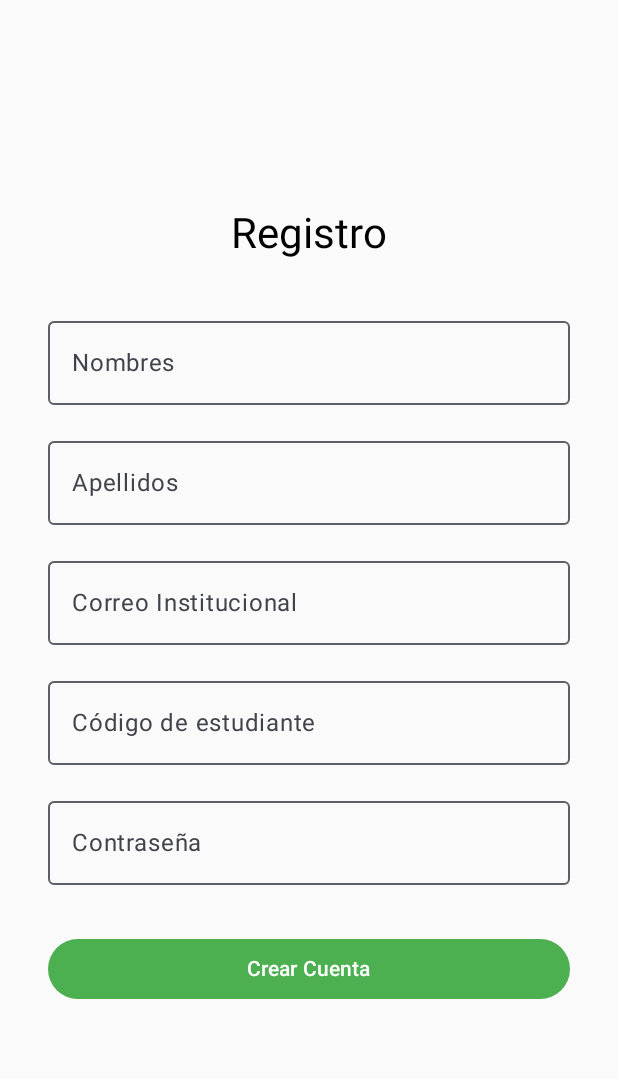
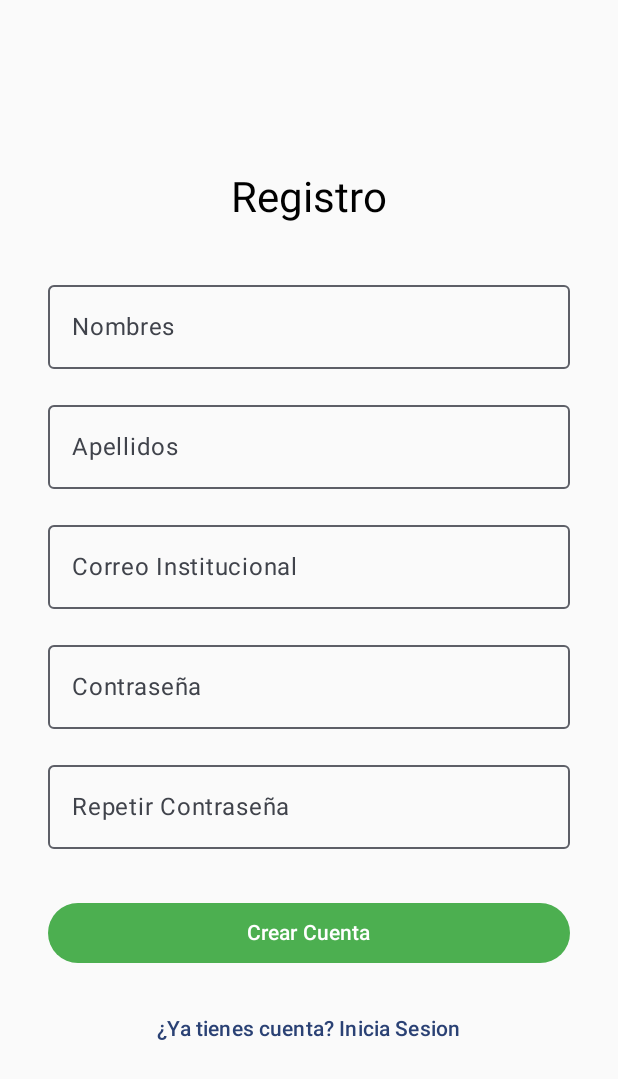
Before and after one commit to PabloGC1908/stress-predict, an Android app built with Jetpack Compose: the screen it shows after launch (MainActivity), after a tap on "¿No tienes cuenta? Regístrate", on a phone screen of 412 x 824 dp. Shown: the top 1079 px of the screen. Run offline under Robolectric (Android 15) with nearby library versions, the phone set to English and light mode, and no system bars.

Commit message:
Corrigiendo las interfaces de login y registro

```diff
--- a/Frontend/app/src/main/java/com/pgc/stresspredict/MainActivity.kt
+++ b/Frontend/app/src/main/java/com/pgc/stresspredict/MainActivity.kt
@@ -26,7 +26,8 @@ class MainActivity : ComponentActivity() {
                         onLoginSuccess = { /* Lógica después de login exitoso */ }
                     )
                     Screen.Register -> RegistrationScreen(
-                        onRegisterSuccess = { /* Lógica después de registro exitoso */ }
+                        onRegisterSuccess = { /* Lógica después de registro exitoso */ },
+                        onNavigateToLogin = {currentScreen = Screen.Login},
                     )
                 }
             }
--- a/Frontend/app/src/main/java/com/pgc/stresspredict/ui/LoginScreen.kt
+++ b/Frontend/app/src/main/java/com/pgc/stresspredict/ui/LoginScreen.kt
@@ -85,15 +85,6 @@ fun LoginScreen(
         ) {
             Text("¿No tienes cuenta? Regístrate")
         }
-
-        Spacer(modifier = Modifier.height(8.dp))
-
-        // Enlace para recuperar contraseña
-        TextButton(
-            onClick = { /* TODO: Implementar recuperación */ }
-        ) {
-            Text("¿Olvidaste tu contraseña?")
-        }
     }
 }
 
--- a/Frontend/app/src/main/java/com/pgc/stresspredict/ui/RegistrationScreen.kt
+++ b/Frontend/app/src/main/java/com/pgc/stresspredict/ui/RegistrationScreen.kt
@@ -15,13 +15,15 @@ import com.pgc.stresspredict.ui.theme.StressPredictTheme
 
 @Composable
 fun RegistrationScreen(
+    onNavigateToLogin: () -> Unit,
     onRegisterSuccess: () -> Unit = {},
 ) {
     var nombres by remember { mutableStateOf("") }
     var apellidos by remember { mutableStateOf("") }
     var email by remember { mutableStateOf("") }
-    var codigo by remember { mutableStateOf("") }
     var password by remember { mutableStateOf("") }
+    var confirmPassword by remember { mutableStateOf("") }
+    var passwordsMatch by remember { mutableStateOf(true) }
 
     Column(
         modifier = Modifier
@@ -70,25 +72,44 @@ fun RegistrationScreen(
         Spacer(modifier = Modifier.height(16.dp))
 
         OutlinedTextField(
-            value = codigo,
-            onValueChange = { codigo = it },
-            label = { Text("Código de estudiante") },
+            value = password,
+            onValueChange = {
+                password = it
+                passwordsMatch = it == confirmPassword // Validar en tiempo real
+            },
+            label = { Text("Contraseña") },
             modifier = Modifier.fillMaxWidth(),
             singleLine = true,
-            keyboardOptions = KeyboardOptions(keyboardType = KeyboardType.Number)
+            visualTransformation = PasswordVisualTransformation(),
+            keyboardOptions = KeyboardOptions(keyboardType = KeyboardType.Password),
+            isError = !passwordsMatch && password.isNotEmpty()
         )
 
         Spacer(modifier = Modifier.height(16.dp))
 
         OutlinedTextField(
-            value = password,
-            onValueChange = { password = it },
-            label = { Text("Contraseña") },
+            value = confirmPassword,
+            onValueChange = {
+                confirmPassword = it
+                passwordsMatch = it == password // Validar en tiempo real
+            },
+            label = { Text("Repetir Contraseña") },
             modifier = Modifier.fillMaxWidth(),
             singleLine = true,
             visualTransformation = PasswordVisualTransformation(),
-            keyboardOptions = KeyboardOptions(keyboardType = KeyboardType.Password)
+            keyboardOptions = KeyboardOptions(keyboardType = KeyboardType.Password),
+            isError = !passwordsMatch && confirmPassword.isNotEmpty()
         )
+
+        // Mostrar mensaje de error si las contraseñas no coinciden
+        if (!passwordsMatch && confirmPassword.isNotEmpty()) {
+            Text(
+                text = "Las contraseñas no coinciden",
+                color = MaterialTheme.colorScheme.error,
+                style = MaterialTheme.typography.bodySmall,
+                modifier = Modifier.padding(start = 16.dp)
+            )
+        }
 
         Spacer(modifier = Modifier.height(32.dp))
 
@@ -103,6 +124,13 @@ fun RegistrationScreen(
 
         Spacer(modifier = Modifier.height(16.dp))
 
+        // Enlace para regresar al login
+        TextButton(
+            onClick = onNavigateToLogin
+        ) {
+            Text("¿Ya tienes cuenta? Inicia Sesion")
+        }
+
     }
 }
 
@@ -110,6 +138,9 @@ fun RegistrationScreen(
 @Composable
 fun RegistrationScreenPreview() {
     StressPredictTheme {
-        RegistrationScreen()
+        RegistrationScreen(
+            onNavigateToLogin = {},
+            onRegisterSuccess = {}
+        )
     }
 }
```
